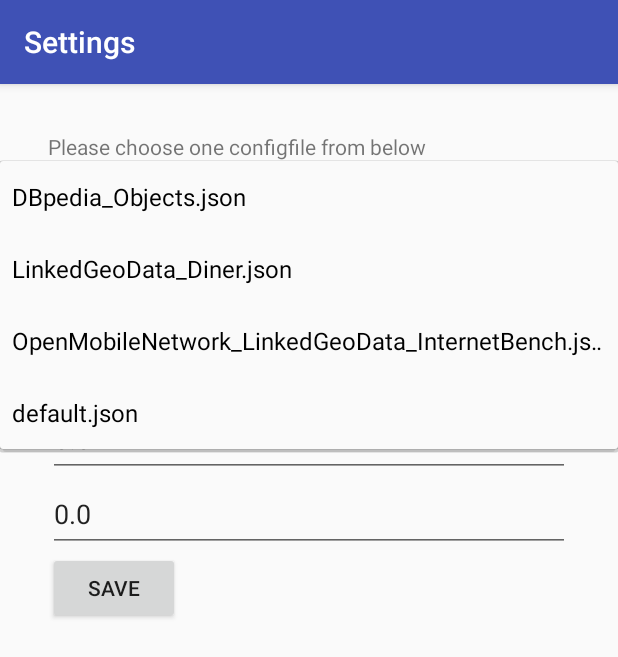
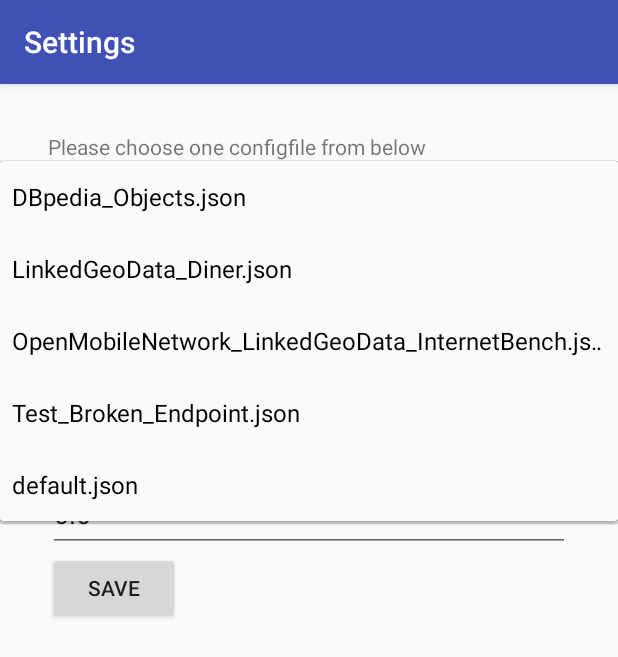
Before and after one commit to AKSW/SemanticApp, an Android app: the SettingsActivity screen opened directly, with no data from a screen before it, after a tap on "DBpedia_Objects.json", on a phone screen of 412 x 824 dp. Shown: the top 657 px of the screen. Run offline under Robolectric (Android 15) with nearby library versions, the phone set to English and light mode, and no system bars; 1 statement that could not run was skipped.

Commit message:
debug tests

```diff
--- /dev/null
+++ b/app/src/main/assets/Test_Broken_Endpoint.json
@@ -0,0 +1,6 @@
+{
+	"service": "http://dbpedia.org/",
+	"query": "PREFIX geo: <http://www.w3.org/2003/01/geo/wgs84_pos#> PREFIX dbo: <http://dbpedia.org/ontology/> SELECT ?s WHERE { ?s geo:lat ?lat . ?s geo:long ?long . FILTER ( (?long >= ( myLon - myLonRadius )) && ( ?long <= ( myLon + myLonRadius )) && (?lat >= ( myLat - myLatRadius )) && (?lat <= ( myLat + myLatRadius ))) }",
+	"queryBuilderId":1,
+	"routineId": 0
+}
--- a/app/src/main/java/com/example/polipo/semanticapp/model/GPSTracker.java
+++ b/app/src/main/java/com/example/polipo/semanticapp/model/GPSTracker.java
@@ -17,6 +17,7 @@ import android.util.Log;
 
 /**
  * Created by polipo on 20.04.16.
+ * fork from https://stackoverflow.com/questions/1513485/how-do-i-get-the-current-gps-location-programmatically-in-android
  */
 
 public class GPSTracker extends Activity implements LocationListener {
--- a/app/src/main/res/values/strings.xml
+++ b/app/src/main/res/values/strings.xml
@@ -19,6 +19,6 @@
     <string name="chk_latlon">Use GPS</string>
 
     <string name="text_gps">If you disable the GPS checkbox the following Coordinates are used</string>
-    <string name="text_radius">Please Enter Search Radius in km</string>
+    <string name="text_radius">Please Enter Search Radius in km (max. 100km)</string>
     <string name="text_info">Please choose one configfile from below</string>
 </resources>
```
Also changed, not shown: app/src/main/java/com/example/polipo/semanticapp/controller/MainMenu.java (+10 -8 lines), app/src/main/java/com/example/polipo/semanticapp/controller/SettingsActivity.java (+8 -1 lines), 1 other file.
